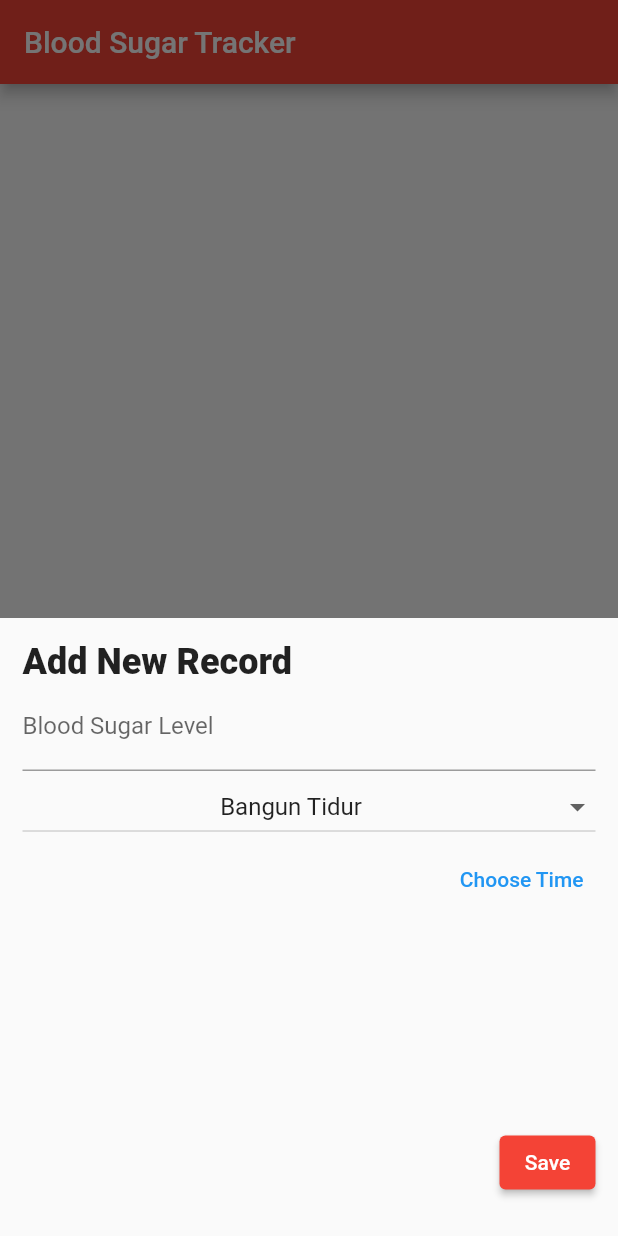
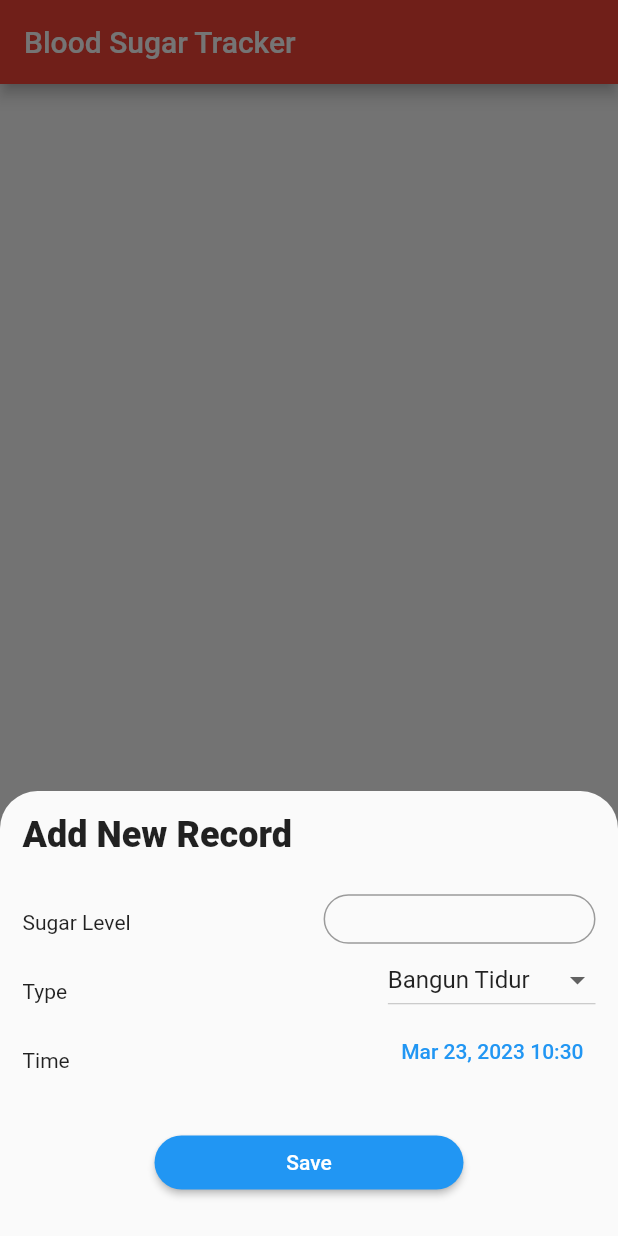
Before and after one commit to ferdianluthfi/bloodTracker, a Flutter app: the screen it shows after launch, after a tap on the "add" icon, on a phone screen of 412 x 824 dp. Run offline on Flutter 3.47's test engine with Material 2 defaults, Android fonts, the phone set to English and light mode, and no system bars; our stand-ins replace cloud_firestore, firebase_auth, firebase_core, flutter_datetime_picker; accounts and stored records are empty.

Commit message:
update bottom sheet UI

```diff
--- a/lib/src/Models/sugar_level_model.dart
+++ b/lib/src/Models/sugar_level_model.dart
@@ -19,11 +19,13 @@ class ItemModel {
 
 
 class SugarBloodScore {
+  String id;
   int score;
   DateTime checkingTime;
   String type;
 
   SugarBloodScore(results){
+    id = results.id;
     score = results["score"];
     checkingTime = results["checkTime"].toDate();
     type = results["type"];
--- a/lib/src/Repository/blood_api_provider.dart
+++ b/lib/src/Repository/blood_api_provider.dart
@@ -15,7 +15,6 @@ class BloodApiProvider {
     DocumentReference<Object> newTrack;
     await ref
         .add(data).then((value) => newTrack = value);
-
     return newTrack;
 
   }
--- a/lib/src/Widgets/add_bottom_sheet.dart
+++ b/lib/src/Widgets/add_bottom_sheet.dart
@@ -1,6 +1,4 @@
 import 'package:flutter/material.dart';
-import 'package:intl/intl.dart';
-import 'new_blood_record.dart';
 
 class AddButton extends StatefulWidget {
   final BuildContext contextt;
--- /dev/null
+++ b/lib/src/Widgets/loading_screen.dart
@@ -0,0 +1,23 @@
+import 'package:flutter/material.dart';
+
+class LoadingAnimation extends StatelessWidget {
+  const LoadingAnimation({Key key}) : super(key: key);
+
+  @override
+  Widget build(BuildContext context) {
+    return Center(
+      child: Column(
+        mainAxisAlignment: MainAxisAlignment.center,
+        children: const [
+          Text(
+            "Loading ...",
+          ),
+          SizedBox(
+            height: 10,
+          ),
+          CircularProgressIndicator(),
+        ],
+      ),
+    );
+  }
+}
--- a/lib/src/Widgets/new_blood_record.dart
+++ /dev/null
@@ -1,104 +0,0 @@
-import 'package:flutter/material.dart';
-import 'package:flutter/services.dart';
-import 'package:flutter_datetime_picker/flutter_datetime_picker.dart';
-import '../Models/sugar_level_model.dart';
-import 'package:cloud_firestore/cloud_firestore.dart';
-
-class AddRecordBootomSheet extends StatefulWidget {
-  final Function saveTrack;
-  const AddRecordBootomSheet(this.saveTrack, {Key key}) : super(key: key);
-
-  @override
-  State<AddRecordBootomSheet> createState() => _AddRecordBootomSheetState();
-}
-
-class _AddRecordBootomSheetState extends State<AddRecordBootomSheet> {
-  final bloodSugarController = TextEditingController();
-  CheckType myCheckType = CheckType.BANGUN_TIDUR;
-  var _dateTime = DateTime.now();
-
-  _saveNewTrack() {
-
-    Map<String,dynamic> temp = <String,dynamic>{
-      "score": int.parse(bloodSugarController.text),
-      "checkTime": Timestamp.fromDate(_dateTime),
-      "type": myCheckType.name,
-    };
-
-    widget.saveTrack(temp);
-    Navigator.of(context).pop();
-  }
-
-  @override
-  Widget build(BuildContext context) {
-    return SizedBox(
-      height: MediaQuery.of(context).size.height / 2,
-      child: Container(
-        padding: const EdgeInsets.fromLTRB(15, 15, 15, 25),
-        child: Column(
-          mainAxisAlignment: MainAxisAlignment.spaceBetween,
-          crossAxisAlignment: CrossAxisAlignment.end,
-          children: [
-            Column(
-              crossAxisAlignment: CrossAxisAlignment.start,
-              children: [
-                const Text(
-                  'Add New Record',
-                  style: TextStyle(fontSize: 24, fontWeight: FontWeight.w900),
-                ),
-                TextFormField(
-                  controller: bloodSugarController,
-                  textAlign: TextAlign.center,
-                  keyboardType: TextInputType.number,
-                  inputFormatters: [FilteringTextInputFormatter.digitsOnly],
-                  decoration:
-                      const InputDecoration(labelText: "Blood Sugar Level"),
-                ),
-                SizedBox(
-                  width: MediaQuery.of(context).size.width,
-                  child: DropdownButton<CheckType>(
-                      isExpanded: true,
-                      value: myCheckType,
-                      items: CheckType.values.map((CheckType checkType) {
-                        return DropdownMenuItem<CheckType>(
-                            alignment: AlignmentDirectional.center,
-                            value: checkType,
-                            child: Text(checkType.name));
-                      }).toList(),
-                      onChanged: (CheckType newValue) {
-                        setState(() {
-                          myCheckType = newValue;
-                        });
-                      }),
-                ),
-                Container(
-                  alignment: AlignmentDirectional.centerEnd,
-                  width: MediaQuery.of(context).size.width,
-                  child: TextButton(
-                      onPressed: () {
-                        DatePicker.showDateTimePicker(context,
-                            showTitleActions: true, onConfirm: (date) {
-                          setState(() {
-                            _dateTime = date;
-                          });
-                        },
-
-                        currentTime: _dateTime);
-                      },
-                      child: const Text(
-                        'Choose Time',
-                        style: TextStyle(color: Colors.blue),
-                      )),
-                )
-              ],
-            ),
-            ElevatedButton(
-              onPressed: _saveNewTrack,
-              child: const Text('Save'),
-            ),
-          ],
-        ),
-      ),
-    );
-  }
-}
--- /dev/null
+++ b/lib/src/Widgets/new_blood_record_form.dart
@@ -0,0 +1,151 @@
+import 'package:flutter/material.dart';
+import 'package:flutter/services.dart';
+import 'package:flutter_datetime_picker/flutter_datetime_picker.dart';
+import 'package:intl/intl.dart';
+import '../Models/sugar_level_model.dart';
+import 'package:cloud_firestore/cloud_firestore.dart';
+
+class AddRecordBootomSheet extends StatefulWidget {
+  final Function saveTrack;
+  const AddRecordBootomSheet(this.saveTrack, {Key key}) : super(key: key);
+
+  @override
+  State<AddRecordBootomSheet> createState() => _AddRecordBootomSheetState();
+}
+
+class _AddRecordBootomSheetState extends State<AddRecordBootomSheet> {
+  final bloodSugarController = TextEditingController();
+  CheckType myCheckType = CheckType.BANGUN_TIDUR;
+  var _dateTime = DateTime.now();
+  bool picked = false;
+
+  _saveNewTrack() {
+    Map<String, dynamic> temp = <String, dynamic>{
+      "score": int.parse(bloodSugarController.text),
+      "checkTime": Timestamp.fromDate(_dateTime),
+      "type": myCheckType.name,
+    };
+
+    widget.saveTrack(temp);
+    Navigator.of(context).pop();
+  }
+
+  @override
+  Widget build(BuildContext context) {
+    return Padding(
+      padding:
+          EdgeInsets.only(bottom: MediaQuery.of(context).viewInsets.bottom),
+      child: SizedBox(
+        height: MediaQuery.of(context).size.height * 0.36,
+        child: Container(
+          padding: const EdgeInsets.fromLTRB(15, 15, 15, 25),
+          child: Column(
+            mainAxisAlignment: MainAxisAlignment.spaceBetween,
+            crossAxisAlignment: CrossAxisAlignment.end,
+            children: [
+              SizedBox(
+                width: MediaQuery.of(context).size.width,
+                child: const Text(
+                  'Add New Record',
+                  style: TextStyle(fontSize: 24, fontWeight: FontWeight.w900),
+                ),
+              ),
+              SizedBox(
+                // width: MediaQuery.of(context).size.width,
+                child: Row(
+                  mainAxisAlignment: MainAxisAlignment.spaceBetween,
+                  children: [
+                    Column(
+                      crossAxisAlignment: CrossAxisAlignment.start,
+                      children: const [
+                        Padding(
+                          padding: EdgeInsets.fromLTRB(0, 15, 0, 15),
+                          child: Text("Sugar Level"),
+                        ),
+                        Padding(
+                          padding: EdgeInsets.fromLTRB(0, 15, 0, 15),
+                          child: Text("Type"),
+                        ),
+                        Padding(
+                          padding: EdgeInsets.fromLTRB(0, 15, 0, 15),
+                          child: Text("Time"),
+                        )
+                      ],
+                    ),
+                    Column(
+                      crossAxisAlignment: CrossAxisAlignment.end,
+                      children: [
+                        SizedBox(
+                          width: MediaQuery.of(context).size.width * 0.44,
+                          height: MediaQuery.of(context).size.width * 0.08,
+                          child: TextFormField(
+                            controller: bloodSugarController,
+                            textAlign: TextAlign.center,
+                            keyboardType: TextInputType.number,
+                            inputFormatters: [
+                              FilteringTextInputFormatter.digitsOnly
+                            ],
+                            decoration: InputDecoration(
+                              border: OutlineInputBorder(
+                                borderRadius: BorderRadius.circular(25.0),
+                              ),
+                            ),
+                          ),
+                        ),
+                        DropdownButton<CheckType>(
+                            // isExpanded: true,
+                            value: myCheckType,
+                            items: CheckType.values.map((CheckType checkType) {
+                              return DropdownMenuItem<CheckType>(
+                                  alignment: AlignmentDirectional.centerStart,
+                                  value: checkType,
+                                  child: Text(checkType.name));
+                            }).toList(),
+                            onChanged: (CheckType newValue) {
+                              setState(() {
+                                myCheckType = newValue;
+                              });
+                            }),
+                        TextButton(
+                            onPressed: () {
+                              DatePicker.showDateTimePicker(context,
+                                  showTitleActions: true, onConfirm: (date) {
+                                setState(() {
+                                  _dateTime = date;
+                                  picked = true;
+                                });
+                              }, currentTime: _dateTime);
+                            },
+                            child: Text(
+                              DateFormat('MMM dd, yyy HH:mm').format(_dateTime),
+                              style: const TextStyle(color: Colors.blue),
+                            ))
+                      ],
+                    ),
+                  ],
+                ),
+              ),
+              Center(
+                child: SizedBox(
+                  width: MediaQuery.of(context).size.width / 2,
+                  child: ElevatedButton(
+                    style: ButtonStyle(
+                      backgroundColor: MaterialStateProperty.all(Colors.blue),
+                      shape: MaterialStateProperty.all(
+                        RoundedRectangleBorder(
+                          borderRadius: BorderRadius.circular(18.0),
+                        ),
+                      ),
+                    ),
+                    onPressed: _saveNewTrack,
+                    child: const Text('Save'),
+                  ),
+                ),
+              ),
+            ],
+          ),
+        ),
+      ),
+    );
+  }
+}
--- /dev/null
+++ b/lib/src/Widgets/record_list.dart
@@ -0,0 +1,55 @@
+import 'package:flutter/material.dart';
+import 'package:intl/intl.dart';
+import '../Models/sugar_level_model.dart';
+
+class RecordList extends StatefulWidget {
+  final VoidCallback _updateFunction;
+  final List<SugarBloodScore> _scores;
+  const RecordList(this._updateFunction,this._scores, {Key key}) : super(key: key);
+
+  @override
+  State<RecordList> createState() => _RecordListState();
+}
+
+class _RecordListState extends State<RecordList> {
+  @override
+  Widget build(BuildContext context) {
+    return Column(
+      children: [
+        Expanded(
+          child: RefreshIndicator(
+            onRefresh: widget._updateFunction,
+            child: ListView.builder(
+              itemBuilder: ((context, index) {
+                return Card(
+                  child: Row(
+                    mainAxisAlignment: MainAxisAlignment.spaceBetween,
+                    children: [
+                      Container(
+                        padding: const EdgeInsets.symmetric(
+                            horizontal: 10, vertical: 15),
+                        child: Text(widget._scores[index].score.toString()),
+                      ),
+                      Container(
+                        padding: const EdgeInsets.symmetric(
+                            horizontal: 10, vertical: 15),
+                        child: Text(widget._scores[index].type),
+                      ),
+                      Container(
+                        padding: const EdgeInsets.symmetric(
+                            horizontal: 10, vertical: 15),
+                        child: Text(DateFormat('MMM dd, yyy HH:mm')
+                            .format(widget._scores[index].checkingTime)),
+                      ),
+                    ],
+                  ),
+                );
+              }),
+              itemCount: widget._scores.length,
+            ),
+          ),
+        ),
+      ],
+    );
+  }
+}
--- a/lib/src/app.dart
+++ b/lib/src/app.dart
@@ -1,10 +1,10 @@
 import 'package:flutter/material.dart';
-import 'package:intl/intl.dart';
 import 'package:new_blood_tracker/src/Repository/repository.dart';
+import 'package:new_blood_tracker/src/Widgets/loading_screen.dart';
+import 'package:new_blood_tracker/src/Widgets/record_list.dart';
 import 'Models/sugar_level_model.dart';
 import 'Widgets/add_bottom_sheet.dart';
-import 'Widgets/new_blood_record.dart';
-
+import 'Widgets/new_blood_record_form.dart';
 
 class MyApp extends StatefulWidget {
   const MyApp({Key key}) : super(key: key);
@@ -48,7 +48,7 @@ class _HomeState extends State<Home> {
     await repo.fetchAllScores().then((value) => scores = value);
   }
 
-  void _addNewTransaction(Map<String,dynamic> temp) {
+  void _addNewTransaction(Map<String, dynamic> temp) {
     repo.addNewTrack(temp);
     setState(() {
       _refreshData();
@@ -58,10 +58,15 @@ class _HomeState extends State<Home> {
   void _showNewBloodRecordField(BuildContext ctx) {
     showModalBottomSheet(
         context: ctx,
-      builder: (_) {
+        isScrollControlled: true,
+        shape: const RoundedRectangleBorder(
+          borderRadius: BorderRadius.vertical(
+            top: Radius.circular(25.0),
+          ),
+        ),
+        builder: (context) {
           return AddRecordBootomSheet(_addNewTransaction);
-      },
-    );
+        });
   }
 
   Future<void> _refreshData() async {
@@ -76,70 +81,21 @@ class _HomeState extends State<Home> {
 
   @override
   Widget build(BuildContext context) {
-    return FutureBuilder(
-      future: _initFuture,
-      builder: (context, snapshot) {
-        if (snapshot.connectionState == ConnectionState.done) {
     return Scaffold(
       appBar: AppBar(
         title: const Text("Blood Sugar Tracker"),
       ),
-            body: Column(
-              children: [
-                Expanded(
-                  child: RefreshIndicator(
-                    onRefresh: _refreshData,
-                    child: ListView.builder(
-                      itemBuilder: ((context, index) {
-                        return Card(
-                          child: Row(
-                            mainAxisAlignment: MainAxisAlignment.spaceBetween,
-                            children: [
-                              Container(
-                                padding: const EdgeInsets.symmetric(
-                                    horizontal: 10, vertical: 15),
-                                child: Text(scores[index].score.toString()),
-                              ),
-                              Container(
-                                padding: const EdgeInsets.symmetric(
-                                    horizontal: 10, vertical: 15),
-                                child: Text(scores[index].type),
-                              ),
-                              Container(
-                                padding: const EdgeInsets.symmetric(
-                                    horizontal: 10, vertical: 15),
-                                child: Text(DateFormat('MMM dd, yyy HH:mm')
-                                    .format(scores[index].checkingTime)),
-                              )
-                            ],
-                          ),
-                        );
-                      }),
-                      itemCount: scores.length,
-                    ),
-                  ),
-                ),
-              ],
+      body: FutureBuilder(
+        future: _initFuture,
+        builder: (context, snapshot) {
+          if (snapshot.connectionState == ConnectionState.done) {
+            return RecordList(_refreshData, scores);
+          } else {
+            return const LoadingAnimation();
+          }
+        },
       ),
       floatingActionButton: AddButton(context, _showNewBloodRecordField),
     );
-        } else {
-          return Scaffold(
-              appBar: AppBar(
-                title: const Text("Blood Sugar Tracker"),
-              ),
-              body: Center(
-                child: Column(
-                  mainAxisAlignment: MainAxisAlignment.center,
-                  children: const [
-                    Text("Loading ...",),
-                    SizedBox(height: 10,),
-                    CircularProgressIndicator(),
-                  ],
-                ),
-              ));
-        }
-      },
-    );
   }
 }
```
Lines whose indentation alone changed are shown as unchanged.
